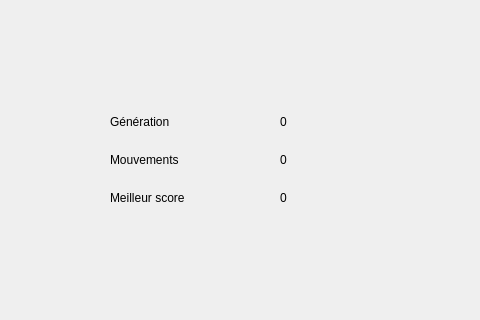
First picture: the form in mainwindow.ui, repository clebail/qtiasnake, before the edit; both pictures show x 320 to 800 and y 183 to 503 of the 800 by 600 pixel window.
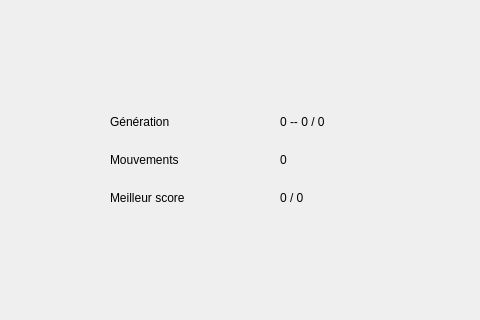
Second picture: the form after the edit. Custom widgets are drawn as their Qt base class.

```diff
--- a/mainwindow.ui
+++ b/mainwindow.ui
@@ -60,7 +60,7 @@
              <item>
               <widget class="QLabel" name="lblGeneration">
                <property name="text">
-                <string>0</string>
+                <string>0 -- 0 / 0</string>
                </property>
               </widget>
              </item>
@@ -100,7 +100,7 @@
              <item>
               <widget class="QLabel" name="lblBestScore">
                <property name="text">
-                <string>0</string>
+                <string>0 / 0</string>
                </property>
               </widget>
              </item>
```
